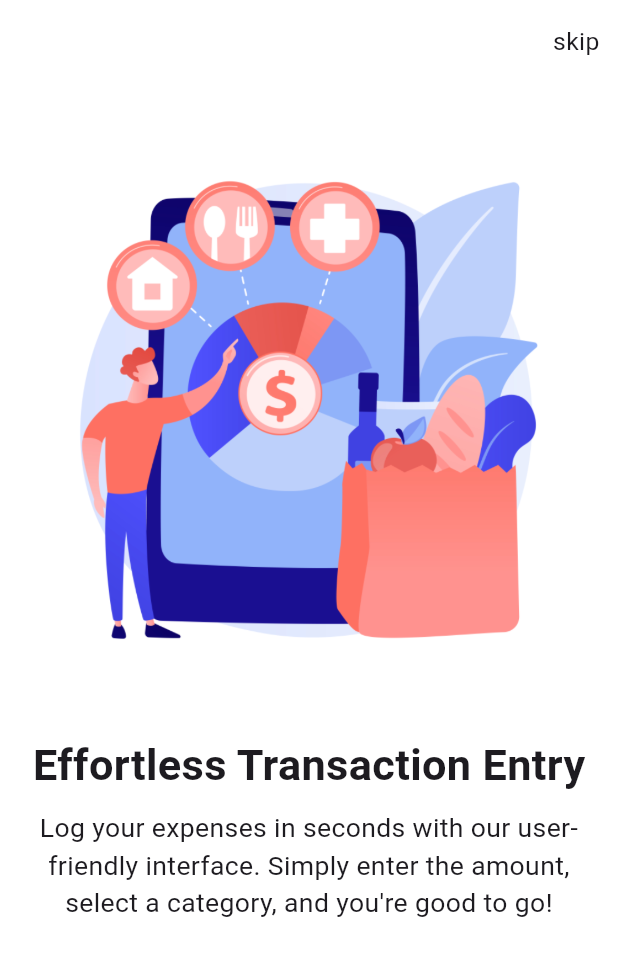
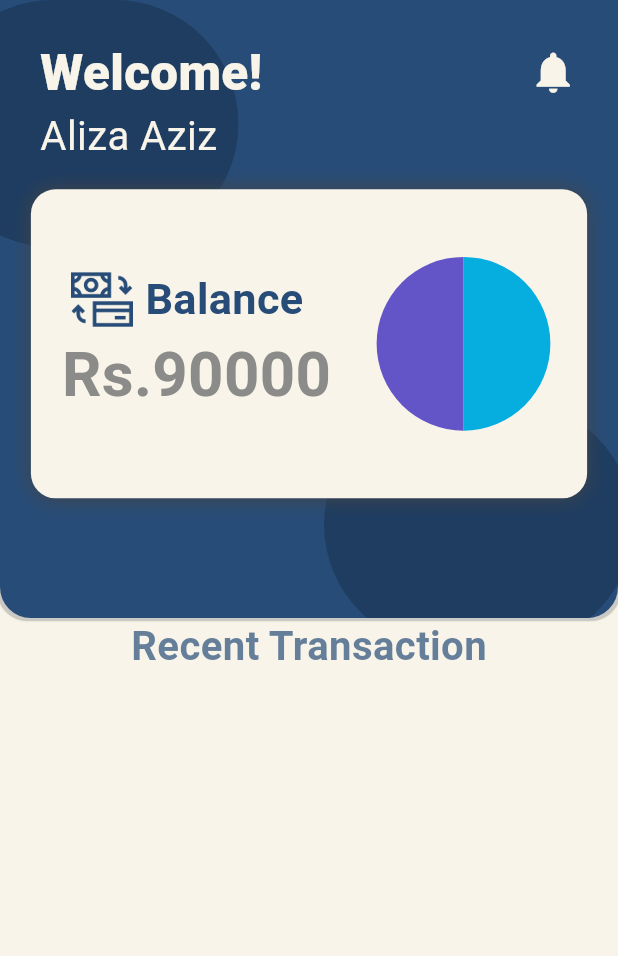
Before and after one commit to Aliza02/ExpenseTracker, a Flutter app: the screen it shows after launch, on a phone screen of 412 x 824 dp. Shown: the top 956 px of the screen. Run offline on Flutter 3.47's test engine with Material 3 defaults, Android fonts, the phone set to English and light mode, and no system bars; our stand-ins replace fl_chart, flutter_bloc, flutter_svg, get, syncfusion_flutter_charts.

```diff
--- a/lib/main.dart
+++ b/lib/main.dart
@@ -1,5 +1,6 @@
 import 'package:expensetracker/bloc/onboardingBloc/onboarding_bloc.dart';
 import 'package:expensetracker/screens/SignIn_SignUp/signin.dart';
+import 'package:expensetracker/screens/home/home_screen.dart';
 import 'package:expensetracker/screens/onboarding/onboarding_screens.dart';
 import 'package:flutter/material.dart';
 import 'package:flutter_bloc/flutter_bloc.dart';
@@ -32,6 +33,12 @@ class MyApp extends StatelessWidget {
           settings: settings,
 
         );
+        case '/home':
+        return GetPageRoute(
+          page: () => const HomeScreen(),
+          settings: settings,
+
+        );
       default:
         return GetPageRoute(
           page: () => const OnboardingScreens(),
@@ -52,7 +59,7 @@ class MyApp extends StatelessWidget {
       //   useMaterial3: true,
       // ),
       onGenerateRoute: GeneratedRoutes,
-      initialRoute: '/',
+      initialRoute: '/home',
       home: BlocProvider(
         create: (context) => OnboardingBloc(),
         child: OnboardingScreens(),
--- /dev/null
+++ b/lib/model/chart_data.dart
@@ -0,0 +1,5 @@
+class ChartData {
+  final String xData;
+  final int yData;
+  ChartData({required this.xData, required this.yData});
+}
--- a/lib/res/colors.dart
+++ b/lib/res/colors.dart
@@ -2,4 +2,8 @@ import 'package:flutter/material.dart';
 
 class AppColors {
   static const Color onboardingButtonColor = Color.fromARGB(255, 220, 176, 228);
+  static const Color cream = Color(0xFFF8F4E9);
+  static const Color blue = Color(0xFF274C77);
+  static const Color grey = Color(0xFF8B8C89);
+  static const Color black = Colors.black;
 }
--- /dev/null
+++ b/lib/res/icons.dart
@@ -0,0 +1,3 @@
+class AppIcons {
+  static const balance = 'assets/images/balance.svg';
+}
--- /dev/null
+++ b/lib/screens/home/home_screen.dart
@@ -0,0 +1,240 @@
+import 'package:expensetracker/model/chart_data.dart';
+import 'package:expensetracker/res/colors.dart';
+import 'package:expensetracker/res/icons.dart';
+import 'package:expensetracker/res/images.dart';
+import 'package:fl_chart/fl_chart.dart';
+import 'package:flutter/material.dart';
+import 'package:flutter_svg/svg.dart';
+import 'package:get/get.dart';
+import 'package:syncfusion_flutter_charts/charts.dart';
+
+class HomeScreen extends StatefulWidget {
+  const HomeScreen({super.key});
+
+  @override
+  State<HomeScreen> createState() => HomeScreenState();
+}
+
+class HomeScreenState extends State<HomeScreen> {
+  @override
+  Widget build(BuildContext context) {
+    List<ChartData> data = [
+      ChartData(xData: 'Remaining', yData: 50),
+      ChartData(xData: 'Used', yData: 50),
+    ];
+    return SafeArea(
+        child: Scaffold(
+      backgroundColor: AppColors.cream,
+      body: Column(
+        children: [
+          Container(
+            width: Get.width,
+            height: Get.height * 0.5,
+            decoration: BoxDecoration(
+              color: AppColors.blue,
+              boxShadow: [
+                BoxShadow(
+                  color: Colors.grey.withOpacity(0.5),
+                  blurStyle: BlurStyle.solid,
+                  blurRadius: 0.2,
+                  spreadRadius: 2.0,
+                ),
+              ],
+              borderRadius: BorderRadius.only(
+                bottomLeft: Radius.circular(Get.width * 0.05),
+                bottomRight: Radius.circular(Get.width * 0.05),
+              ),
+            ),
+            child: Stack(
+              children: [
+                Positioned(
+                  left: -80.0,
+                  child: Container(
+                    width: Get.width * 0.5,
+                    height: Get.height * 0.2,
+                    margin: EdgeInsets.only(
+                      left: Get.width * 0.08,
+                    ),
+                    decoration: BoxDecoration(
+                      color: const Color.fromARGB(255, 24, 51, 82)
+                          .withOpacity(0.6),
+                      borderRadius: BorderRadius.circular(Get.width),
+                    ),
+                  ),
+                ),
+                Positioned(
+                  bottom: -20.0,
+                  right: -10.0,
+                  child: Container(
+                    width: Get.width * 0.5,
+                    height: Get.height * 0.2,
+                    margin: EdgeInsets.only(
+                      left: Get.width * 0.08,
+                    ),
+                    decoration: BoxDecoration(
+                      color: const Color.fromARGB(255, 24, 51, 82)
+                          .withOpacity(0.6),
+                      borderRadius: BorderRadius.circular(Get.width),
+                    ),
+                  ),
+                ),
+                Column(
+                  crossAxisAlignment: CrossAxisAlignment.center,
+                  children: [
+                    SizedBox(
+                      width: Get.width,
+                      child: Column(
+                        crossAxisAlignment: CrossAxisAlignment.start,
+                        children: [
+                          Row(
+                            mainAxisAlignment: MainAxisAlignment.spaceBetween,
+                            children: [
+                              Container(
+                                margin: EdgeInsets.only(
+                                  top: Get.height * 0.03,
+                                  left: Get.width * 0.065,
+                                ),
+                                child: Text(
+                                  'Welcome!',
+                                  style: TextStyle(
+                                    fontSize: Get.width * 0.08,
+                                    fontWeight: FontWeight.w900,
+                                    color: AppColors.cream,
+                                  ),
+                                ),
+                              ),
+                              Container(
+                                margin: EdgeInsets.only(
+                                  top: Get.height * 0.03,
+                                  right: Get.width * 0.065,
+                                ),
+                                child: Icon(
+                                  Icons.notifications,
+                                  color: AppColors.cream,
+                                  size: Get.width * 0.08,
+                                ),
+                              ),
+                            ],
+                          ),
+                          Container(
+                            margin: EdgeInsets.only(
+                              left: Get.width * 0.065,
+                            ),
+                            child: Text(
+                              'Aliza Aziz',
+                              style: TextStyle(
+                                fontSize: Get.width * 0.065,
+                                fontWeight: FontWeight.normal,
+                                color: AppColors.cream,
+                              ),
+                            ),
+                          ),
+                        ],
+                      ),
+                    ),
+                    Container(
+                      width: Get.width * 0.9,
+                      // height: Get.height * 0.2,
+                      margin: EdgeInsets.only(
+                        top: Get.height * 0.02,
+                      ),
+
+                      decoration: BoxDecoration(
+                        color: AppColors.cream,
+                        borderRadius: BorderRadius.circular(
+                          Get.width * 0.04,
+                        ),
+                        boxShadow: const [
+                          BoxShadow(
+                            color: Color.fromARGB(211, 70, 68, 68),
+                            blurRadius: 10.0,
+                            spreadRadius: 0.5,
+                          )
+                        ],
+                      ),
+                      child: Column(
+                        crossAxisAlignment: CrossAxisAlignment.start,
+                        children: [
+                          Container(
+                            margin: EdgeInsets.only(
+                              left: Get.width * 0.02,
+                              // top: Get.height * 0.05,
+                            ),
+                            child: Row(
+                              mainAxisAlignment: MainAxisAlignment.spaceBetween,
+                              children: [
+                                Column(
+                                  children: [
+                                    Row(
+                                      children: [
+                                        Image.asset(
+                                          'assets/images/payment.png',
+                                          height: Get.width * 0.1,
+                                        ),
+                                        SizedBox(
+                                          width: Get.width * 0.02,
+                                        ),
+                                        Text(
+                                          'Balance',
+                                          style: TextStyle(
+                                            color: AppColors.blue,
+                                            fontSize: Get.width * 0.07,
+                                            fontWeight: FontWeight.bold,
+                                          ),
+                                        ),
+                                      ],
+                                    ),
+                                    Container(
+                                      margin: EdgeInsets.only(
+                                        left: Get.width * 0.03,
+                                      ),
+                                      child: Text(
+                                        'Rs.90000',
+                                        style: TextStyle(
+                                          color: AppColors.grey,
+                                          fontSize: Get.width * 0.1,
+                                          fontWeight: FontWeight.bold,
+                                        ),
+                                      ),
+                                    ),
+                                  ],
+                                ),
+                                SizedBox(
+                                  height: Get.height * 0.25,
+                                  width: Get.width * 0.4,
+                                  child: SfCircularChart(
+                                    series: <PieSeries>[
+                                      PieSeries<ChartData, dynamic>(
+                                        dataSource: data,
+                                        xValueMapper: (ChartData data, _) =>
+                                            data.xData,
+                                        yValueMapper: (ChartData data, _) =>
+                                            data.yData,
+                                      )
+                                    ],
+                                  ),
+                                ),
+                              ],
+                            ),
+                          ),
+                        ],
+                      ),
+                    ),
+                  ],
+                ),
+              ],
+            ),
+          ),
+          Text(
+            'Recent Transaction',
+            style: TextStyle(
+              fontSize: Get.width * 0.065,
+              fontWeight: FontWeight.bold,
+              color: AppColors.blue.withOpacity(0.7),
+            ),
+          ),
+        ],
+      ),
+    ));
+  }
+}
--- a/pubspec.yaml
+++ b/pubspec.yaml
@@ -37,6 +37,9 @@ dependencies:
   cupertino_icons: ^1.0.2
   flutter_bloc: ^8.1.3
   get: ^4.6.6
+  flutter_svg: ^2.0.9
+  fl_chart: ^0.66.0
+  syncfusion_flutter_charts: ^24.1.45+2
 
 dev_dependencies:
   flutter_test:
@@ -67,6 +70,9 @@ flutter:
     - assets/images/3.jpg
     - assets/images/signin.jpg
     - assets/images/signup.jpg
+    - assets/images/balance.svg
+    - assets/images/payment.png
+    - assets/icons/payment.svg
 
 
   # An image asset can refer to one or more resolution-specific "variants", see
```
Also changed, not shown: assets/icons/payment.svg (added), assets/images/balance.svg (added), assets/images/payment.png (added), pubspec.lock.
